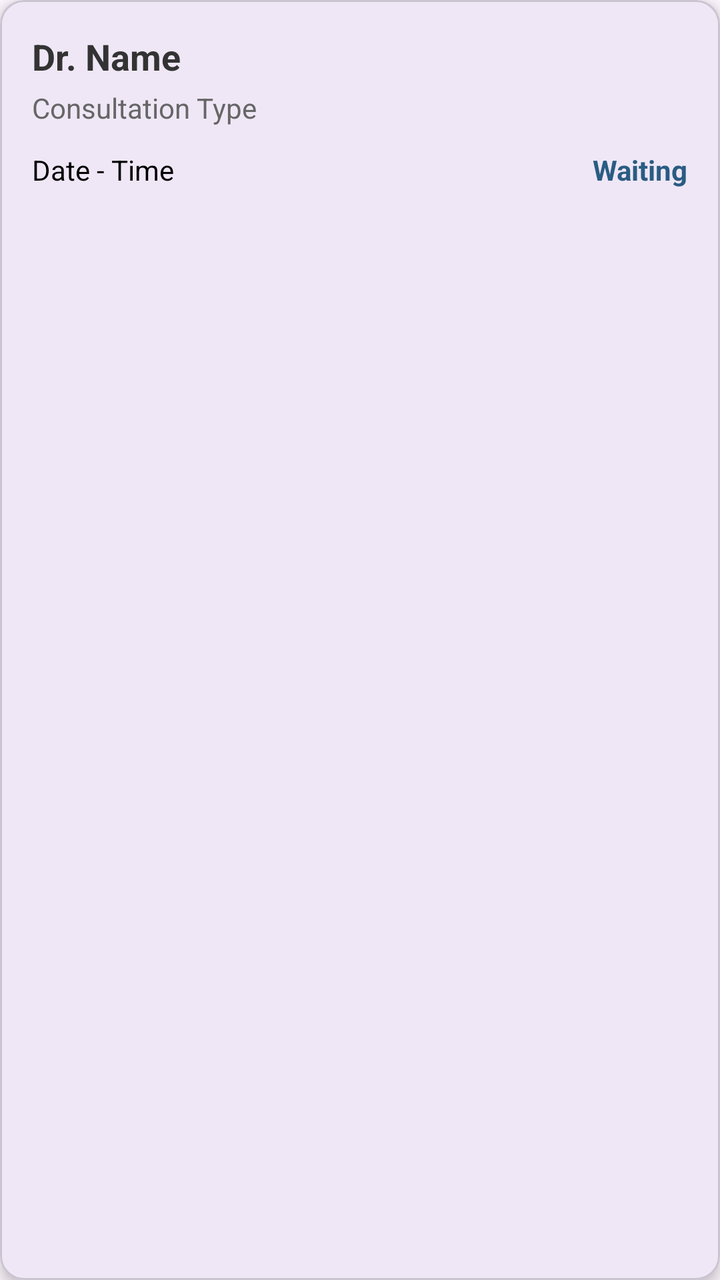
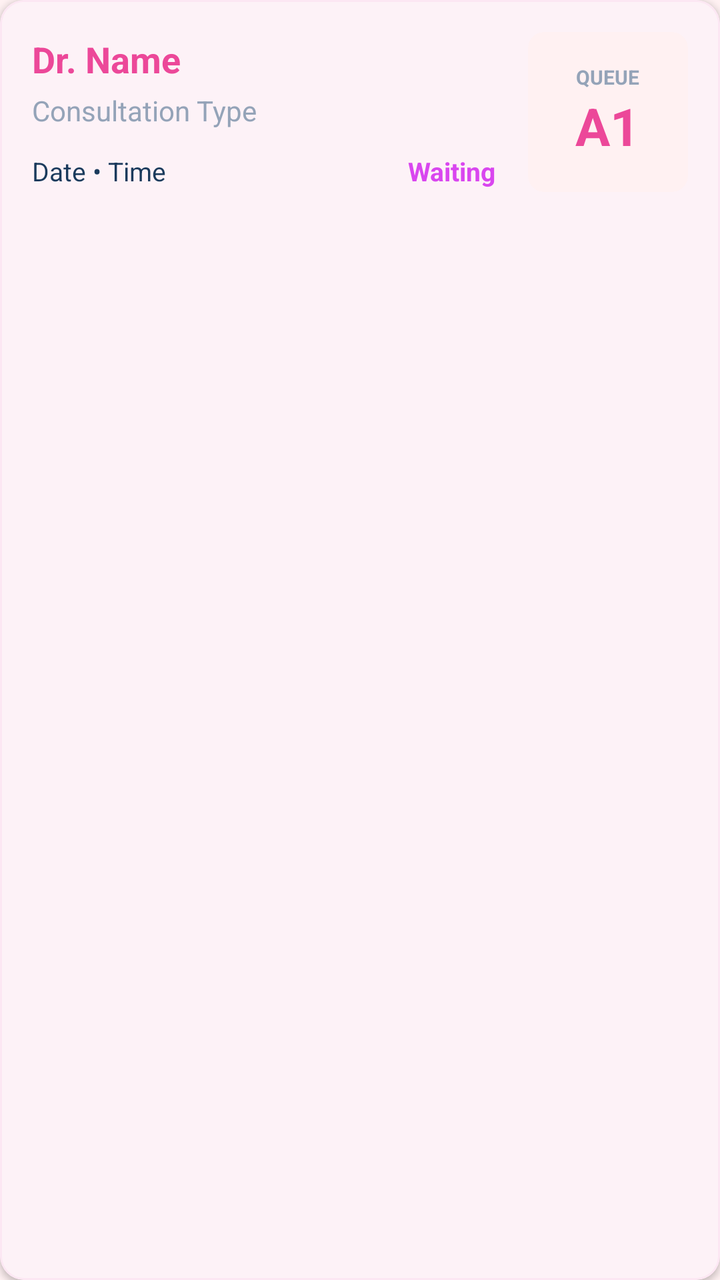

Two renders of the same Android screen: before a commit and after it. Below are the layout's source before the change and the commit's diff.
<!-- AndroidManifest.xml: application theme Theme.ClinicCareMobile -->
<!-- res/layout/item_appointment.xml -->
<?xml version="1.0" encoding="utf-8"?>
<com.google.android.material.card.MaterialCardView xmlns:android="http://schemas.android.com/apk/res/android"
    xmlns:app="http://schemas.android.com/apk/res-auto"
    android:layout_width="match_parent"
    android:layout_height="wrap_content"
    android:layout_marginHorizontal="16dp"
    android:layout_marginVertical="8dp"
    app:cardCornerRadius="12dp"
    app:cardElevation="4dp">

    <LinearLayout
        android:layout_width="match_parent"
        android:layout_height="wrap_content"
        android:orientation="vertical"
        android:padding="16dp">

        <TextView
            android:id="@+id/tvDoctorName"
            android:layout_width="match_parent"
            android:layout_height="wrap_content"
            android:text="Dr. Name"
            android:textSize="18sp"
            android:textStyle="bold"
            android:textColor="#333333" />

        <TextView
            android:id="@+id/tvConsultationType"
            android:layout_width="match_parent"
            android:layout_height="wrap_content"
            android:text="Consultation Type"
            android:textSize="14sp"
            android:textColor="#666666"
            android:layout_marginTop="4dp" />

        <LinearLayout
            android:layout_width="match_parent"
            android:layout_height="wrap_content"
            android:orientation="horizontal"
            android:layout_marginTop="12dp">

            <TextView
                android:id="@+id/tvDateTime"
                android:layout_width="0dp"
                android:layout_weight="1"
                android:layout_height="wrap_content"
                android:text="Date - Time"
                android:textSize="14sp"
                android:textColor="#000000" />

            <TextView
                android:id="@+id/tvStatus"
                android:layout_width="wrap_content"
                android:layout_height="wrap_content"
                android:text="Waiting"
                android:textStyle="bold"
                android:textColor="#2A5C82" />
        </LinearLayout>
    </LinearLayout>
</com.google.android.material.card.MaterialCardView>
<!-- resources referenced by this layout -->
<resources>
  <style name="Theme.ClinicCareMobile" parent="Base.Theme.ClinicCareMobile" />
  <style name="Base.Theme.ClinicCareMobile" parent="Theme.Material3.DayNight.NoActionBar">
          
          
      </style>
</resources>

<!-- the commit's change to res/layout/item_appointment.xml (unified diff, before → after) -->
@@ -6,54 +6,105 @@
     android:layout_marginHorizontal="16dp"
     android:layout_marginVertical="8dp"
     app:cardCornerRadius="12dp"
-    app:cardElevation="4dp">
+    app:cardElevation="2dp"
+    app:cardBackgroundColor="@color/cardBackground"
+    app:strokeColor="@color/borderColor"
+    app:strokeWidth="1dp">
 
     <LinearLayout
         android:layout_width="match_parent"
         android:layout_height="wrap_content"
-        android:orientation="vertical"
-        android:padding="16dp">
+        android:orientation="horizontal"
+        android:padding="16dp"
+        android:gravity="center_vertical">
 
-        <TextView
-            android:id="@+id/tvDoctorName"
-            android:layout_width="match_parent"
+        
+        <LinearLayout
+            android:layout_width="0dp"
+            android:layout_weight="1"
             android:layout_height="wrap_content"
-            android:text="Dr. Name"
-            android:textSize="18sp"
-            android:textStyle="bold"
-            android:textColor="#333333" />
-
-        <TextView
-            android:id="@+id/tvConsultationType"
-            android:layout_width="match_parent"
-            android:layout_height="wrap_content"
-            android:text="Consultation Type"
-            android:textSize="14sp"
-            android:textColor="#666666"
-            android:layout_marginTop="4dp" />
-
-        <LinearLayout
-            android:layout_width="match_parent"
-            android:layout_height="wrap_content"
-            android:orientation="horizontal"
-            android:layout_marginTop="12dp">
+            android:orientation="vertical">
 
             <TextView
-                android:id="@+id/tvDateTime"
-                android:layout_width="0dp"
-                android:layout_weight="1"
+                android:id="@+id/tvDoctorName"
+                android:layout_width="match_parent"
                 android:layout_height="wrap_content"
-                android:text="Date - Time"
-                android:textSize="14sp"
-                android:textColor="#000000" />
+                android:text="Dr. Name"
+                android:textSize="18sp"
+                android:textStyle="bold"
+                android:textColor="@color/primaryPink" />
 
             <TextView
-                android:id="@+id/tvStatus"
-                android:layout_width="wrap_content"
+                android:id="@+id/tvConsultationType"
+                android:layout_width="match_parent"
                 android:layout_height="wrap_content"
-                android:text="Waiting"
-                android:textStyle="bold"
-                android:textColor="#2A5C82" />
+                android:text="Consultation Type"
+                android:textSize="14sp"
+                android:textColor="@color/lightText"
+                android:layout_marginTop="4dp" />
+
+            <LinearLayout
+                android:layout_width="match_parent"
+                android:layout_height="wrap_content"
+                android:orientation="horizontal"
+                android:layout_marginTop="12dp"
+                android:gravity="center_vertical">
+
+                <TextView
+                    android:id="@+id/tvDateTime"
+                    android:layout_width="0dp"
+                    android:layout_weight="1"
+                    android:layout_height="wrap_content"
+                    android:text="Date • Time"
+                    android:textSize="13sp"
+                    android:textColor="@color/darkText" />
+
+                <TextView
+                    android:id="@+id/tvStatus"
+                    android:layout_width="wrap_content"
+                    android:layout_height="wrap_content"
+                    android:text="Waiting"
+                    android:textStyle="bold"
+                    android:textColor="@color/primaryPurple"
+                    android:textSize="13sp" />
+            </LinearLayout>
         </LinearLayout>
+
+        
+        <com.google.android.material.card.MaterialCardView
+            android:id="@+id/layoutQueue"
+            android:layout_width="80dp"
+            android:layout_height="80dp"
+            android:layout_marginStart="16dp"
+            app:cardCornerRadius="8dp"
+            app:cardBackgroundColor="@color/lightBackground"
+            app:cardElevation="0dp"
+            app:strokeWidth="0dp">
+
+            <LinearLayout
+                android:layout_width="match_parent"
+                android:layout_height="match_parent"
+                android:orientation="vertical"
+                android:gravity="center">
+
+                <TextView
+                    android:layout_width="wrap_content"
+                    android:layout_height="wrap_content"
+                    android:text="QUEUE"
+                    android:textSize="10sp"
+                    android:textColor="@color/lightText"
+                    android:textStyle="bold" />
+
+                <TextView
+                    android:id="@+id/tvQueueNumber"
+                    android:layout_width="wrap_content"
+                    android:layout_height="wrap_content"
+                    android:text="A1"
+                    android:textSize="26sp"
+                    android:textStyle="bold"
+                    android:textColor="@color/primaryPink" />
+            </LinearLayout>
+        </com.google.android.material.card.MaterialCardView>
+
     </LinearLayout>
 </com.google.android.material.card.MaterialCardView>
<!-- resource entries referenced after the edit -->
@@ -1,9 +1,59 @@
 <!-- resources referenced by this layout -->
 <resources>
+  <color name="borderColor">#FCE7F3</color>
+  <color name="cardBackground">#FFFFFF</color>
+  <color name="darkText">#1A3A5C</color>
+  <color name="lightBackground">#FFF1F2</color>
+  <color name="lightText">#94A3B8</color>
+  <color name="primaryPink">#EC4899</color>
+  <color name="primaryPurple">#D946EF</color>
   <style name="Theme.ClinicCareMobile" parent="Base.Theme.ClinicCareMobile" />
-  <style name="Base.Theme.ClinicCareMobile" parent="Theme.Material3.DayNight.NoActionBar">
+  <style name="Base.Theme.ClinicCareMobile" parent="Theme.Material3.Light.NoActionBar">
           
+          <item name="colorPrimary">@color/primaryPink</item>
+          <item name="colorPrimaryVariant">@color/primaryPurple</item>
+          <item name="colorOnPrimary">@color/white</item>
           
+          <item name="colorSecondary">@color/primaryPurple</item>
+          <item name="colorSecondaryVariant">@color/primaryPink</item>
+          <item name="colorOnSecondary">@color/white</item>
+          
+          <item name="android:statusBarColor">@color/lightBackground</item>
+          <item name="android:windowLightStatusBar">true</item>
+          
+          <item name="android:windowBackground">@color/lightBackground</item>
+          <item name="colorSurface">@color/cardBackground</item>
+          <item name="colorOnSurface">@color/darkText</item>
+  
+          
+          <item name="textInputStyle">@style/Widget.ClinicCare.TextInputLayout</item>
+          <item name="materialButtonStyle">@style/Widget.ClinicCare.Button</item>
       </style>
+  <color name="white">#FFFFFFFF</color>
+  <style name="Widget.ClinicCare.TextInputLayout" parent="Widget.MaterialComponents.TextInputLayout.OutlinedBox">
+          <item name="boxBackgroundColor">@color/white</item>
+          <item name="boxCornerRadiusTopStart">12dp</item>
+          <item name="boxCornerRadiusTopEnd">12dp</item>
+          <item name="boxCornerRadiusBottomStart">12dp</item>
+          <item name="boxCornerRadiusBottomEnd">12dp</item>
+          <item name="boxStrokeColor">@color/primaryPink</item>
+      </style>
+  <style name="Widget.ClinicCare.Button" parent="Widget.MaterialComponents.Button">
+          <item name="backgroundTint">@null</item>
+          <item name="android:background">@drawable/bg_gradient_button</item>
+          <item name="android:textColor">@color/white</item>
+          <item name="android:textStyle">bold</item>
+      </style>
+  <!-- drawable bg_gradient_button (drawable) -->
+  <?xml version="1.0" encoding="utf-8"?>
+  <shape xmlns:android="http://schemas.android.com/apk/res/android"
+      android:shape="rectangle">
+      <gradient
+          android:angle="0"
+          android:endColor="@color/primaryPurple"
+          android:startColor="@color/primaryPink"
+          android:type="linear" />
+      <corners android:radius="12dp" />
+  </shape>
 </resources>
 
